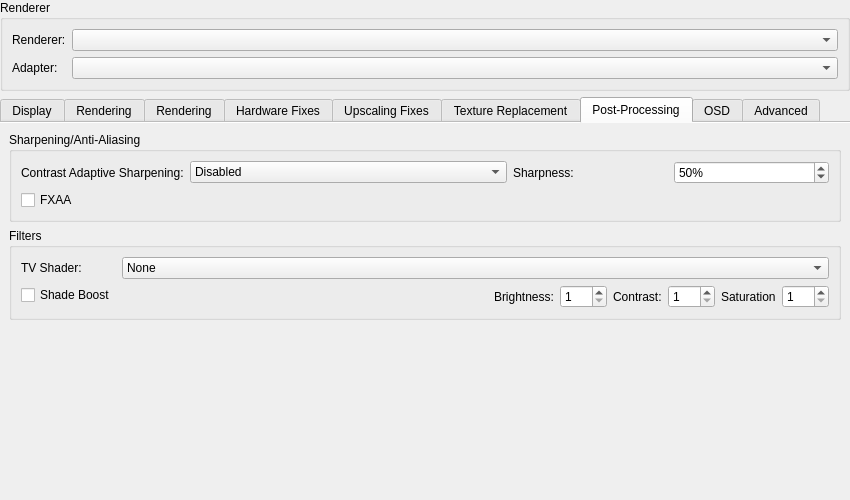
Old version of the form pcsx2-qt/Settings/GraphicsSettingsWidget.ui in the repository PCSX2/pcsx2.
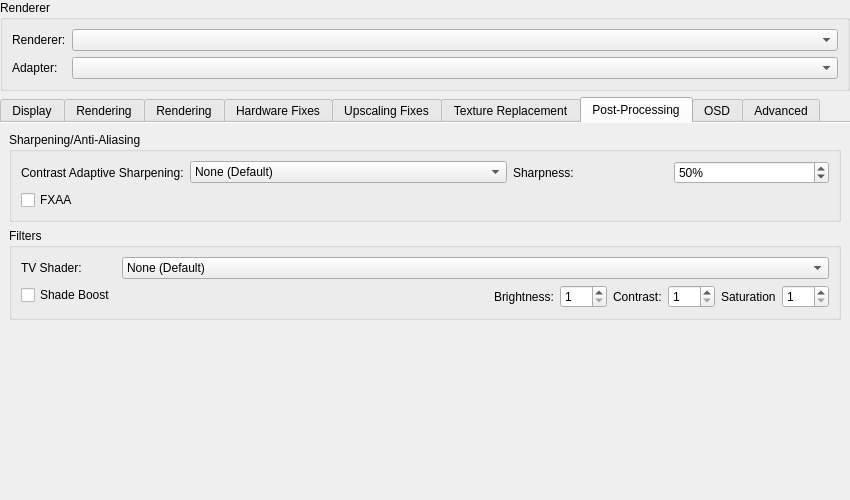
New version of the form. The open tabs and pages were chosen to show the change.

Commit message:
Qt: Rename some options.
TV Shader drop down list:
None -> None (Default)

Sharpening drop down list:
Disabled -> None (Default)

Renderer Automatic -> Automatic (Default)

The edit to the form file:
```diff
--- a/pcsx2-qt/Settings/GraphicsSettingsWidget.ui
+++ b/pcsx2-qt/Settings/GraphicsSettingsWidget.ui
@@ -1258,7 +1258,7 @@
              <widget class="QComboBox" name="casMode">
               <item>
                <property name="text">
-                <string>Disabled</string>
+                <string>None (Default)</string>
                </property>
               </item>
               <item>
@@ -1326,7 +1326,7 @@
            <widget class="QComboBox" name="tvShader">
             <item>
              <property name="text">
-              <string>None</string>
+              <string>None (Default)</string>
              </property>
             </item>
             <item>
```
The commit also changes 1 other file.
